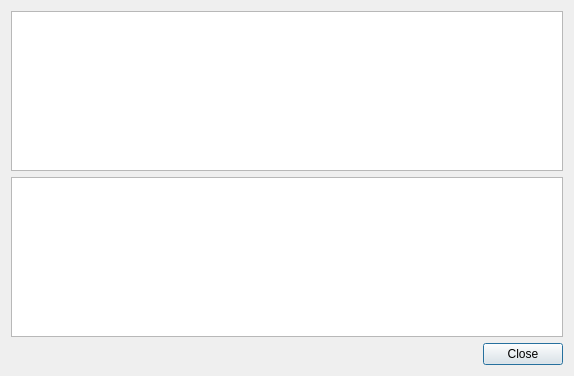
Qt form modorganizer/src/problemsdialog.ui (Holt59/mo2-merge) before a commit.
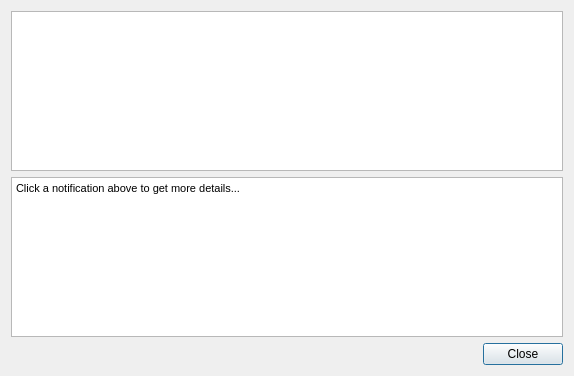
The same form after that commit.

Commit message:
[modorganizer] Add placeholder text to notification dialog
A lot of new users miss the fact you can click on a notification
to get more details about that notification.  This directs them
to click on stuff.

What changed in the file:
```diff
--- a/modorganizer/src/problemsdialog.ui
+++ b/modorganizer/src/problemsdialog.ui
@@ -50,7 +50,7 @@
 &lt;html&gt;&lt;head&gt;&lt;meta name=&quot;qrichtext&quot; content=&quot;1&quot; /&gt;&lt;style type=&quot;text/css&quot;&gt;
 p, li { white-space: pre-wrap; }
 &lt;/style&gt;&lt;/head&gt;&lt;body style=&quot; font-family:'MS Shell Dlg 2'; font-size:8.25pt; font-weight:400; font-style:normal;&quot;&gt;
-&lt;p style=&quot;-qt-paragraph-type:empty; margin-top:0px; margin-bottom:0px; margin-left:0px; margin-right:0px; -qt-block-indent:0; text-indent:0px; font-size:7.8pt;&quot;&gt;&lt;br /&gt;&lt;/p&gt;&lt;/body&gt;&lt;/html&gt;</string>
+&lt;p style=&quot; margin-top:0px; margin-bottom:0px; margin-left:0px; margin-right:0px; -qt-block-indent:0; text-indent:0px;&quot;&gt;Click a notification above to get more details...&lt;/p&gt;&lt;/body&gt;&lt;/html&gt;</string>
      </property>
     </widget>
    </item>
```
